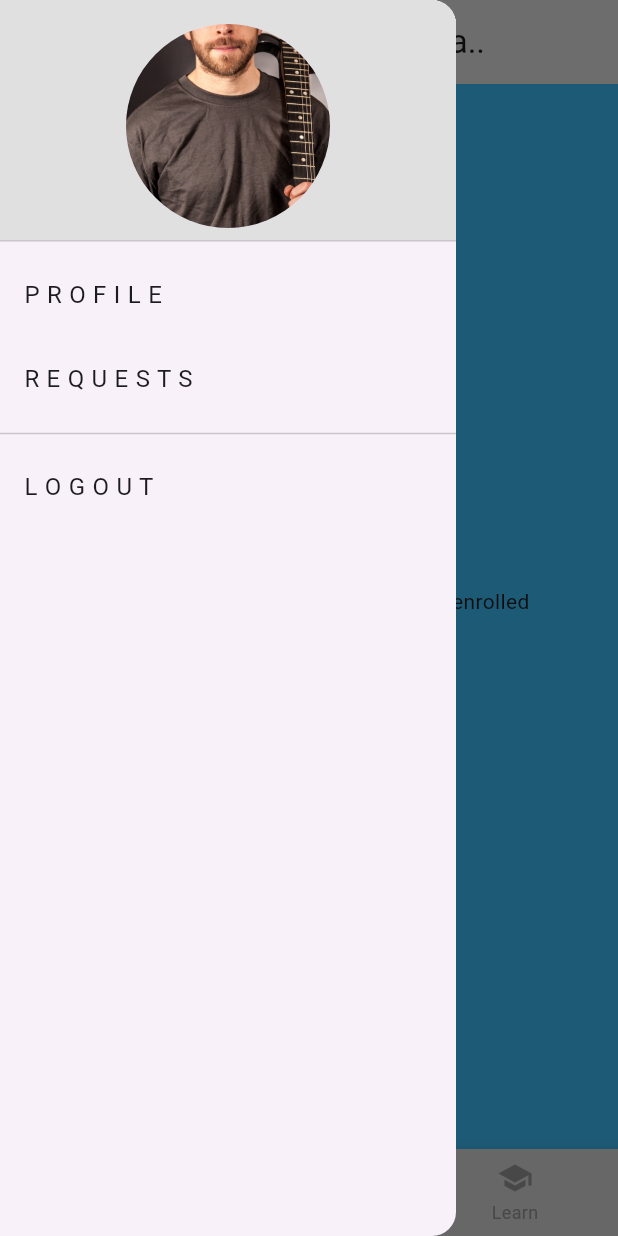
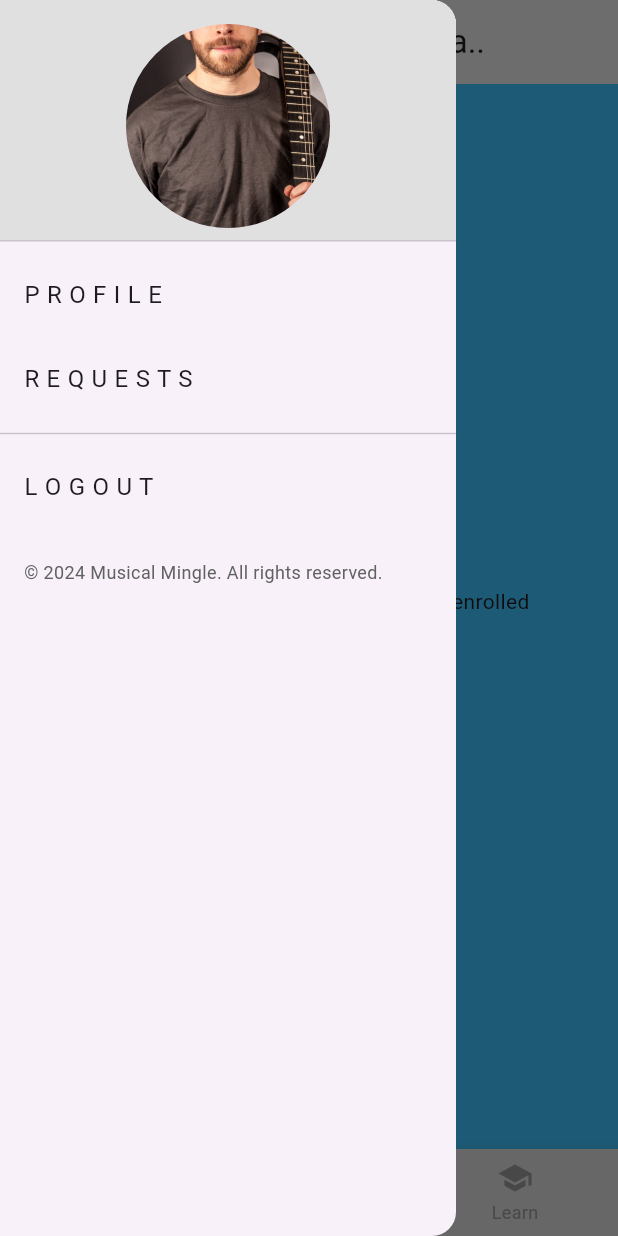
Before and after one commit to ujjwalmangalatreya/musical, a Flutter app: the TabBarMenu screen opened by its route, item 2 of the bottom bar chosen, with the side drawer open, on a phone screen of 412 x 824 dp. Run offline on Flutter 3.47's test engine with Material 3 defaults, Android fonts, the phone set to English and light mode, and no system bars; our stand-ins replace firebase_core; accounts and stored records are empty.

```diff
--- a/lib/UI/screens/common_page/tab_bar.dart
+++ b/lib/UI/screens/common_page/tab_bar.dart
@@ -3,12 +3,13 @@ import 'package:musical_mingle/UI/screens/musician_screens/learn_screen.dart';
 import 'package:musical_mingle/UI/screens/musician_screens/musician_list_screen.dart';
 import '../musician_screens/dashboard_screen.dart';
 
-
 class TabBarMenu extends StatefulWidget {
   const TabBarMenu({Key? key}) : super(key: key);
+
   @override
   State<TabBarMenu> createState() => _TabBarMenuState();
 }
+
 class _TabBarMenuState extends State<TabBarMenu> {
   int currentIndex = 0;
 
@@ -17,9 +18,10 @@ class _TabBarMenuState extends State<TabBarMenu> {
     const MusicianList(),
     const LearnMusic()
   ];
+
   @override
   Widget build(BuildContext context) {
-    return  Scaffold(
+    return Scaffold(
       appBar: AppBar(
         backgroundColor: Colors.grey[200],
         title: const Text('Welcome !! Ujjwal Atreya..'),
@@ -27,7 +29,8 @@ class _TabBarMenuState extends State<TabBarMenu> {
       body: _pages[currentIndex],
       bottomNavigationBar: BottomNavigationBar(
         backgroundColor: Colors.grey[300],
-        selectedItemColor: Colors.black, // Color for selected item
+        selectedItemColor: Colors.black,
+        // Color for selected item
         unselectedItemColor: Colors.grey,
         currentIndex: currentIndex,
         onTap: (index) {
@@ -49,24 +52,18 @@ class _TabBarMenuState extends State<TabBarMenu> {
             label: 'Learn',
           ),
         ],
-
       ),
       drawer: Drawer(
-
         child: ListView(
           padding: EdgeInsets.zero,
           children: <Widget>[
-             DrawerHeader(
-              decoration: BoxDecoration(
-                color: Colors.grey.shade300
-              ),
-              child: const Center(
-                child: CircleAvatar(
-                    radius: 100, // Adjust the radius as needed
-                    backgroundImage: AssetImage('assets/M2.png')
-                ),
-              )
-            ),
+            DrawerHeader(
+                decoration: BoxDecoration(color: Colors.grey.shade300),
+                child: const Center(
+                  child: CircleAvatar(
+                      radius: 100, // Adjust the radius as needed
+                      backgroundImage: AssetImage('assets/M2.png')),
+                )),
             ListTile(
               title: const Text('P R O F I L E'),
               onTap: () {
@@ -82,12 +79,25 @@ class _TabBarMenuState extends State<TabBarMenu> {
               },
             ),
             const Divider(),
-
             ListTile(
               title: const Text('L O G O U T'),
               onTap: () {
                 Navigator.pop(context); // Close the drawer
               },
+            ),
+            const SizedBox(height: 20),
+             Padding(
+              padding: const EdgeInsets.symmetric(horizontal: 16),
+              child: Align(
+                alignment: Alignment.bottomLeft,
+                child: Text(
+                  '© 2024 Musical Mingle. All rights reserved.',
+                  style: TextStyle(
+                    fontSize: 12,
+                    color: Colors.grey.shade700,
+                  ),
+                ),
+              ),
             ),
           ],
         ),
```
Also changed, not shown: lib/UI/screens/musician_screens/dashboard_screen.dart (+23 -17 lines), assets/events.png (added).
